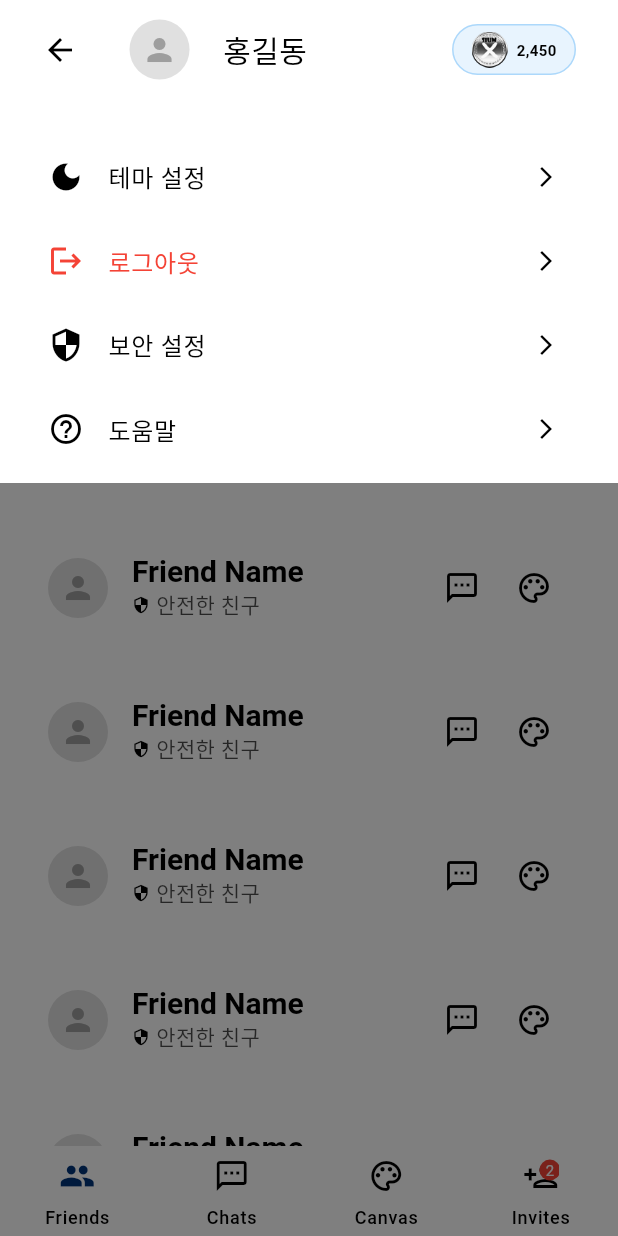
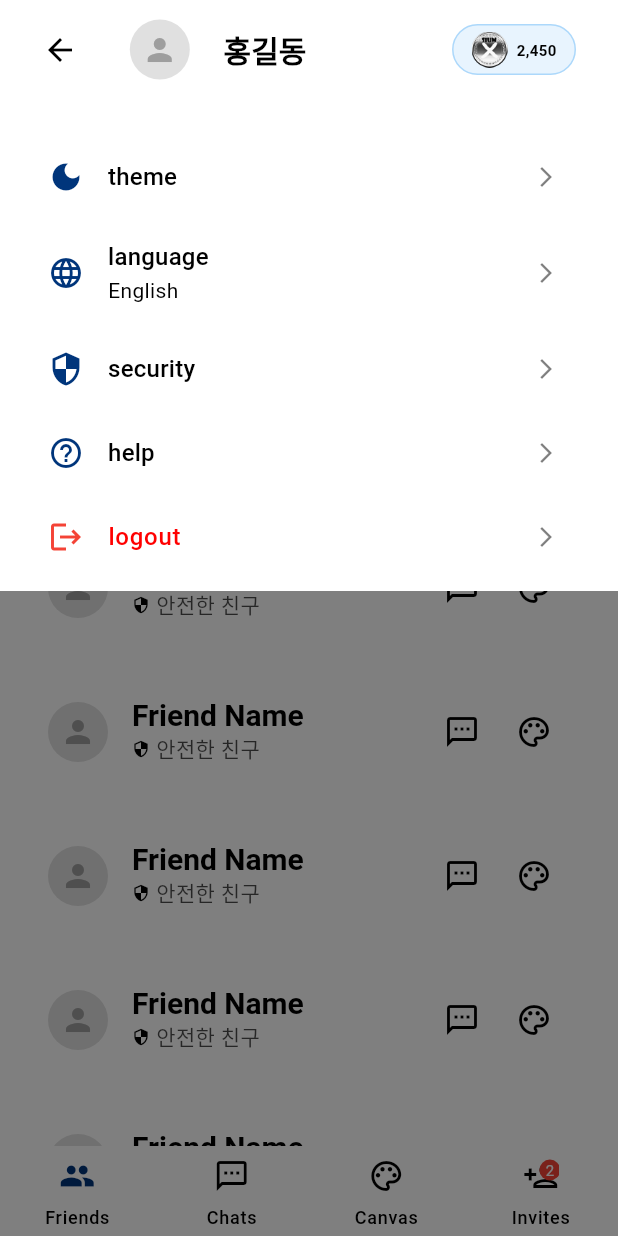
Before and after one commit to shlee8313/XSIUM, a Flutter app: the HomeScreen screen opened directly with empty values, after a tap on the "settings" icon, on a phone screen of 412 x 824 dp. Run offline on Flutter 3.47's test engine with Material 3 defaults, Android fonts, the light colour scheme and no system bars; our stand-ins replace flutter_dotenv, flutter_secure_storage, get, shared_preferences; accounts and stored records are empty.

Commit message:
커밋 메시지

```diff
--- a/lib/app.dart
+++ b/lib/app.dart
@@ -1,13 +1,13 @@
 // lib/app.dart
 
 import 'package:flutter/material.dart';
+
+import 'package:flutter/services.dart';
 import 'package:get/get.dart';
-// import 'package:flutter/services.dart';
+import 'core/session/user_session.dart';
+import 'modules/auth/views/login_screen.dart';
 import 'config/theme.dart';
-import 'core/session/user_session.dart';
 import 'core/controllers/theme_controller.dart';
-import 'modules/auth/views/login_screen.dart';
-// import 'modules/home/home_screen.dart';
 import 'dart:developer' as developer;
 
 class XsiumChatApp extends StatefulWidget {
@@ -21,14 +21,12 @@ class _XsiumChatAppState extends State<XsiumChatApp>
     with WidgetsBindingObserver {
   final _userSession = UserSession();
   bool _isInitialized = false;
-  String? _initialRoute;
-  late final ThemeController themeController;
 
   @override
   void initState() {
     super.initState();
     WidgetsBinding.instance.addObserver(this);
-    themeController = Get.put(ThemeController());
+    Get.put(ThemeController()); // ThemeController 초기화
     _initializeApp();
   }
 
@@ -48,14 +46,12 @@ class _XsiumChatAppState extends State<XsiumChatApp>
 
       setState(() {
         _isInitialized = true;
-        _initialRoute = '/login';
       });
     } catch (e) {
       developer.log('Error initializing app: $e');
       if (mounted) {
         setState(() {
           _isInitialized = true;
-          _initialRoute = '/login';
         });
       }
     }
@@ -63,28 +59,69 @@ class _XsiumChatAppState extends State<XsiumChatApp>
 
   @override
   Widget build(BuildContext context) {
-    if (!_isInitialized) {
-      return MaterialApp(
-        debugShowCheckedModeBanner: false,
-        theme: AppTheme.lightTheme,
-        home: const Scaffold(
-          backgroundColor: AppColors.surfaceLight,
-          body: Center(
-            child: CircularProgressIndicator(
-              color: AppColors.primaryLight,
+    return GetMaterialApp(
+      title: 'Xsium Chat',
+      debugShowCheckedModeBanner: false,
+      theme: AppTheme.lightTheme.copyWith(
+        elevatedButtonTheme: ElevatedButtonThemeData(
+          style: ElevatedButton.styleFrom(
+            elevation: 0,
+            padding: const EdgeInsets.symmetric(
+              horizontal: 24,
+              vertical: 12,
+            ),
+            shape: RoundedRectangleBorder(
+              borderRadius: BorderRadius.circular(8),
             ),
           ),
         ),
-      );
-    }
+        textButtonTheme: TextButtonThemeData(
+          style: TextButton.styleFrom(
+            padding: const EdgeInsets.symmetric(
+              horizontal: 16,
+              vertical: 8,
+            ),
+          ),
+        ),
+      ),
+      darkTheme: AppTheme.darkTheme,
+      home: !_isInitialized ? _buildLoadingScreen() : const LoginScreen(),
+      builder: (context, child) {
+        if (child == null) {
+          return const LoginScreen();
+        }
+        return MediaQuery(
+          data: MediaQuery.of(context).copyWith(textScaleFactor: 1.0),
+          child: child,
+        );
+      },
+    );
+  }
 
-    return GetMaterialApp(
-      title: 'Xsium Chat',
-      debugShowCheckedModeBanner: false,
-      theme: AppTheme.lightTheme,
-      darkTheme: AppTheme.darkTheme,
-      themeMode: ThemeMode.system,
-      home: const LoginScreen(),
+  Widget _buildLoadingScreen() {
+    final themeController = Get.find<ThemeController>();
+
+    return Scaffold(
+      backgroundColor:
+          themeController.isDarkMode.value ? Colors.black : Colors.white,
+      body: Center(
+        child: Column(
+          mainAxisAlignment: MainAxisAlignment.center,
+          children: [
+            const CircularProgressIndicator(),
+            const SizedBox(height: 16),
+            Text(
+              '앱을 초기화하는 중입니다...',
+              style: TextStyle(
+                color: themeController.isDarkMode.value
+                    ? Colors.grey[400]
+                    : Colors.grey[600],
+                fontSize: 16,
+              ),
+            ),
+          ],
+        ),
+      ),
     );
   }
 
--- /dev/null
+++ b/lib/core/controllers/language_controller.dart
@@ -0,0 +1,73 @@
+import 'package:flutter/material.dart';
+import 'package:get/get.dart';
+import 'package:shared_preferences/shared_preferences.dart';
+
+class LanguageController extends GetxController {
+  static const String _langKey = 'selected_language';
+  late SharedPreferences _prefs;
+  var currentLanguage = 'ko_KR'.obs;
+
+  // 지원하는 언어 목록
+  final List<Map<String, String>> languages = [
+    {'code': 'ko_KR', 'name': '한국어'},
+    {'code': 'en_US', 'name': 'English'},
+    {'code': 'ja_JP', 'name': '日本語'},
+    {'code': 'es_ES', 'name': 'Español'}, // 스페인어 추가
+  ];
+
+  @override
+  void onInit() {
+    super.onInit();
+    _loadLanguage();
+  }
+
+  Future<void> _loadLanguage() async {
+    _prefs = await SharedPreferences.getInstance();
+    final savedLang = _prefs.getString(_langKey);
+    if (savedLang != null) {
+      currentLanguage.value = savedLang;
+      updateLocale(savedLang);
+    } else {
+      // 기기 언어 감지
+      final deviceLocale = Get.deviceLocale?.languageCode ?? 'en';
+      String defaultLang;
+
+      switch (deviceLocale) {
+        case 'ko':
+          defaultLang = 'ko_KR';
+          break;
+        case 'ja':
+          defaultLang = 'ja_JP';
+          break;
+        case 'es':
+          defaultLang = 'es_ES'; // 스페인어 디바이스 감지 추가
+          break;
+        default:
+          defaultLang = 'en_US';
+      }
+
+      currentLanguage.value = defaultLang;
+      await _prefs.setString(_langKey, defaultLang);
+      updateLocale(defaultLang);
+    }
+  }
+
+  void updateLocale(String langCode) {
+    final locale = Locale(langCode.split('_')[0], langCode.split('_')[1]);
+    Get.updateLocale(locale);
+  }
+
+  Future<void> changeLanguage(String langCode) async {
+    currentLanguage.value = langCode;
+    await _prefs.setString(_langKey, langCode);
+    updateLocale(langCode);
+  }
+
+  String getLanguageName(String langCode) {
+    final lang = languages.firstWhere(
+      (lang) => lang['code'] == langCode,
+      orElse: () => {'code': langCode, 'name': langCode},
+    );
+    return lang['name'] ?? langCode;
+  }
+}
--- a/lib/core/controllers/theme_controller.dart
+++ b/lib/core/controllers/theme_controller.dart
@@ -1,4 +1,5 @@
 // lib\core\session\controllers\theme_controller.dart
+
 import 'package:flutter/material.dart';
 import 'package:get/get.dart';
 import 'package:shared_preferences/shared_preferences.dart';
--- a/lib/modules/settings/chat_room_settings_sheet.dart
+++ b/lib/modules/settings/chat_room_settings_sheet.dart
@@ -1,7 +1,7 @@
 // lib/presentation/widgets/settings/chat_room_settings_sheet.dart
 import 'package:flutter/material.dart';
-import 'package:get/get.dart';
-import '../../core/controllers/theme_controller.dart';
+// import 'package:get/get.dart';
+// import '../../core/controllers/theme_controller.dart';
 
 class ChatRoomSettingsSheet extends StatelessWidget {
   final String userName;
--- a/lib/modules/settings/common_settings_sheet.dart
+++ b/lib/modules/settings/common_settings_sheet.dart
@@ -3,10 +3,12 @@
 import 'package:flutter/material.dart';
 import 'package:get/get.dart';
 import '../../core/controllers/theme_controller.dart';
+import '../../core/controllers/language_controller.dart';
 import '../coins/coin_balance_widget.dart';
 import '../../core/session/user_session.dart';
 import '../auth/views/login_screen.dart';
 import '../widgets/avartar/avatar.dart';
+import './language_setting.dart';
 
 class CommonSettingsSheet extends StatelessWidget {
   const CommonSettingsSheet({super.key});
@@ -14,21 +16,21 @@ class CommonSettingsSheet extends StatelessWidget {
   @override
   Widget build(BuildContext context) {
     final theme = Theme.of(context);
+    final colorScheme = theme.colorScheme;
     final themeController = Get.find<ThemeController>();
+    final languageController = Get.find<LanguageController>();
 
     return Scaffold(
       backgroundColor: Colors.black.withAlpha(128),
       body: Column(
         children: [
-          // 상단 설정 영역
           Container(
-            color: theme.colorScheme.surface,
+            color: colorScheme.surface,
             child: SafeArea(
               bottom: false,
               child: Column(
                 mainAxisSize: MainAxisSize.min,
                 children: [
-                  // 헤더
                   Padding(
                     padding:
                         const EdgeInsets.symmetric(horizontal: 16, vertical: 8),
@@ -36,22 +38,20 @@ class CommonSettingsSheet extends StatelessWidget {
                       mainAxisAlignment: MainAxisAlignment.spaceBetween,
                       children: [
                         IconButton(
-                          icon: const Icon(Icons.arrow_back),
+                          icon: Icon(Icons.arrow_back,
+                              color: colorScheme.onSurface),
                           onPressed: () => Navigator.pop(context),
                         ),
                         Avatar(),
-
                         Text(
                           "홍길동",
-                          style: TextStyle(fontSize: 20),
+                          style: theme.textTheme.titleLarge,
                         ),
-                        const SizedBox(width: 40), // 빈 공간
+                        const SizedBox(width: 40),
                         const CoinBalanceWidget(),
                       ],
                     ),
                   ),
-                  // const Divider(height: 1, thickness: 1),
-                  // 설정 항목
                   Padding(
                     padding:
                         const EdgeInsets.symmetric(horizontal: 16, vertical: 8),
@@ -64,35 +64,52 @@ class CommonSettingsSheet extends StatelessWidget {
                                 themeController.isDarkMode.value
                                     ? Icons.light_mode
                                     : Icons.dark_mode,
+                                color: colorScheme.primary,
                               )),
-                          title: '테마 설정',
+                          title: 'theme'.tr,
                           onTap: themeController.toggleTheme,
                         ),
-                        // const Divider(height: 1, thickness: 1),
                         _buildSettingsTile(
                           context,
-                          icon: const Icon(Icons.logout, color: Colors.red),
-                          title: '로그아웃',
-                          titleStyle: const TextStyle(color: Colors.red),
-                          onTap: () => _handleLogout(context),
-                        ),
-                        // const Divider(height: 1, thickness: 1),
-                        _buildSettingsTile(
-                          context,
-                          icon: const Icon(Icons.security),
-                          title: '보안 설정',
+                          icon:
+                              Icon(Icons.language, color: colorScheme.primary),
+                          title: 'language'.tr,
+                          subtitle: Obx(() => Text(
+                                languageController.getLanguageName(
+                                    languageController.currentLanguage.value),
+                                style: theme.textTheme.bodyMedium,
+                              )),
                           onTap: () {
                             // 보안 설정 화면으로 이동
                           },
                         ),
-                        // const Divider(height: 1, thickness: 1),
                         _buildSettingsTile(
                           context,
-                          icon: const Icon(Icons.help_outline),
-                          title: '도움말',
+                          icon:
+                              Icon(Icons.security, color: colorScheme.primary),
+                          title: 'security'.tr,
+                          onTap: () {
+                            // 보안 설정 화면으로 이동
+                          },
+                        ),
+                        _buildSettingsTile(
+                          context,
+                          icon: Icon(Icons.help_outline,
+                              color: colorScheme.primary),
+                          title: 'help'.tr,
                           onTap: () {
                             // 도움말 화면으로 이동
                           },
+                        ),
+                        _buildSettingsTile(
+                          context,
+                          icon: const Icon(Icons.logout, color: Colors.red),
+                          title: 'logout'.tr,
+                          titleStyle: TextStyle(
+                            color: theme.colorScheme.error,
+                            fontWeight: FontWeight.w500,
+                          ),
+                          onTap: () => _handleLogout(context),
                         ),
                       ],
                     ),
@@ -110,22 +127,33 @@ class CommonSettingsSheet extends StatelessWidget {
     BuildContext context, {
     required Widget icon,
     required String title,
+    Widget? subtitle,
     TextStyle? titleStyle,
     required VoidCallback onTap,
   }) {
+    final theme = Theme.of(context);
+
     return ListTile(
       leading: icon,
-      title: Text(title, style: titleStyle ?? const TextStyle(fontSize: 16)),
-      trailing: const Icon(Icons.arrow_forward_ios, size: 16),
+      title: Text(
+        title,
+        style: titleStyle ?? theme.textTheme.titleMedium,
+      ),
+      subtitle: subtitle,
+      trailing: Icon(
+        Icons.arrow_forward_ios,
+        size: 16,
+        color: theme.colorScheme.onSurface.withOpacity(0.5),
+      ),
       onTap: onTap,
     );
   }
 
   Future<void> _handleLogout(BuildContext context) async {
-    final themeController = Get.find<ThemeController>();
+    final theme = Theme.of(context);
+    final colorScheme = theme.colorScheme;
     final userSession = UserSession();
 
-    // 로그아웃 확인 다이얼로그 표시
     bool? shouldLogout = await showDialog<bool>(
       context: context,
       builder: (BuildContext context) {
@@ -133,37 +161,35 @@ class CommonSettingsSheet extends StatelessWidget {
           shape: RoundedRectangleBorder(
             borderRadius: BorderRadius.circular(16.0),
           ),
-          backgroundColor: Theme.of(context).colorScheme.surface,
+          backgroundColor: colorScheme.surface,
           title: Text(
-            '로그아웃',
-            style: TextStyle(
-              color: Theme.of(context).colorScheme.primary,
-              fontSize: 20.0,
+            'logout_title'.tr,
+            style: theme.textTheme.titleLarge?.copyWith(
+              color: colorScheme.primary,
               fontWeight: FontWeight.bold,
             ),
           ),
           content: Text(
-            '정말 로그아웃 하시겠습니까?',
-            style: TextStyle(
-              fontSize: 16.0,
-              color: Theme.of(context).colorScheme.onSurface,
+            'logout_confirm_message'.tr,
+            style: theme.textTheme.bodyLarge?.copyWith(
+              color: colorScheme.onSurface,
             ),
           ),
           actions: [
             TextButton(
               onPressed: () => Navigator.of(context).pop(false),
-              child: const Text('취소'),
+              child: Text('cancel'.tr),
             ),
             ElevatedButton(
               onPressed: () => Navigator.of(context).pop(true),
               style: ElevatedButton.styleFrom(
-                backgroundColor: Theme.of(context).colorScheme.error,
-                foregroundColor: Theme.of(context).colorScheme.onError,
+                backgroundColor: colorScheme.error,
+                foregroundColor: colorScheme.onError,
                 shape: RoundedRectangleBorder(
                   borderRadius: BorderRadius.circular(8.0),
                 ),
               ),
-              child: const Text('로그아웃'),
+              child: Text('logout'.tr),
             ),
           ],
         );
@@ -173,39 +199,23 @@ class CommonSettingsSheet extends StatelessWidget {
     if (shouldLogout != true) return;
 
     try {
-      // 로딩 표시
-      showDialog(
-        context: context,
+      Get.dialog(
+        const Center(child: CircularProgressIndicator()),
         barrierDismissible: false,
-        builder: (BuildContext context) {
-          return const Center(
-            child: CircularProgressIndicator(),
-          );
-        },
       );
 
-      // 세션 클리어
       await userSession.clear();
 
-      // 로그인 화면으로 이동
-      if (context.mounted) {
-        Navigator.of(context).pushAndRemoveUntil(
-          MaterialPageRoute(
-            builder: (context) => const LoginScreen(),
-          ),
-          (route) => false,
-        );
-      }
+      Get.offAll(() => const LoginScreen());
     } catch (e) {
-      if (context.mounted) {
-        Navigator.of(context).pop(); // 로딩 다이얼로그 닫기
-        ScaffoldMessenger.of(context).showSnackBar(
-          const SnackBar(
-            content: Text('로그아웃 중 오류가 발생했습니다. 다시 시도해주세요.'),
-            behavior: SnackBarBehavior.floating,
-          ),
-        );
-      }
+      Get.back();
+      Get.snackbar(
+        'error'.tr,
+        'logout_error_message'.tr,
+        snackPosition: SnackPosition.BOTTOM,
+        backgroundColor: colorScheme.errorContainer,
+        colorText: colorScheme.onErrorContainer,
+      );
     }
   }
 }
--- a/lib/services/xumm_service.dart
+++ b/lib/services/xumm_service.dart
@@ -4,7 +4,7 @@ import 'dart:convert';
 import 'dart:developer' as developer;
 import 'dart:io';
 import 'package:flutter/services.dart';
-import 'package:url_launcher/url_launcher.dart';
+// import 'package:url_launcher/url_launcher.dart';
 import 'package:http/http.dart' as http;
 import '../config/app_config.dart';
 
```
Also changed, not shown: lib/core/translations/app_translations.dart (added, +147 -0 lines), lib/modules/home/home_screen.dart (+34 -6 lines), lib/modules/settings/language_setting.dart (added, +38 -0 lines).
